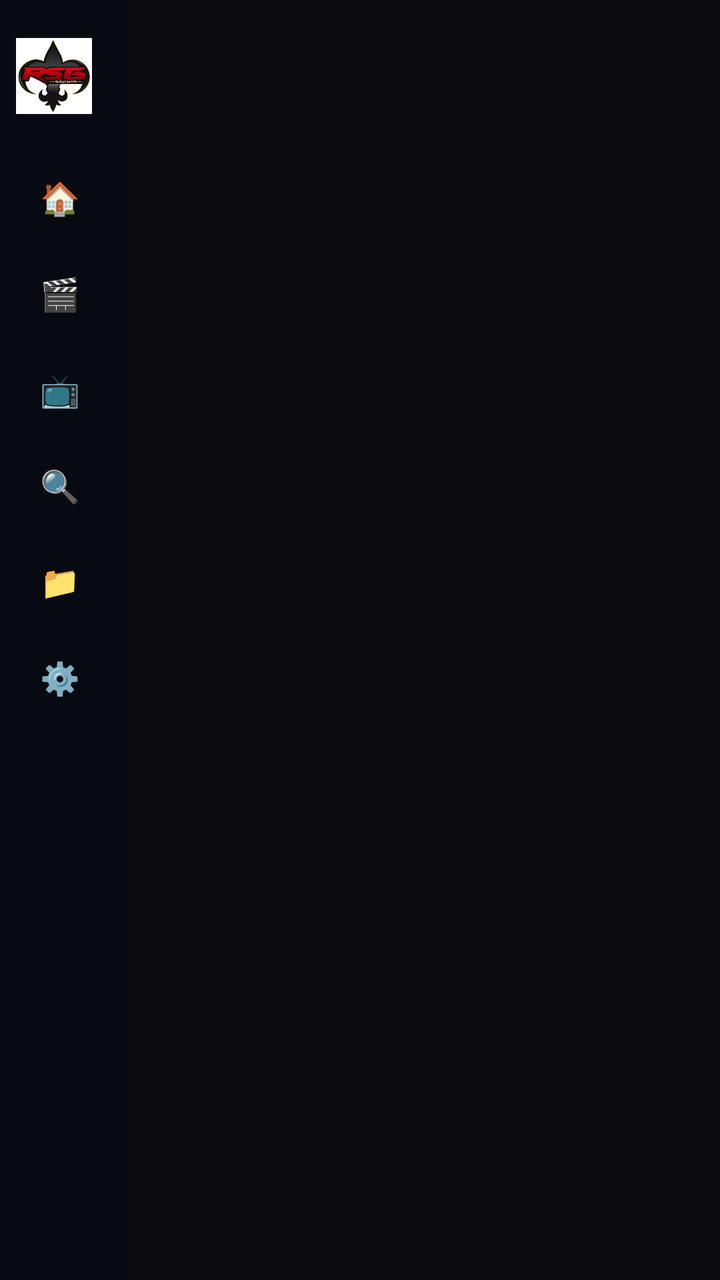
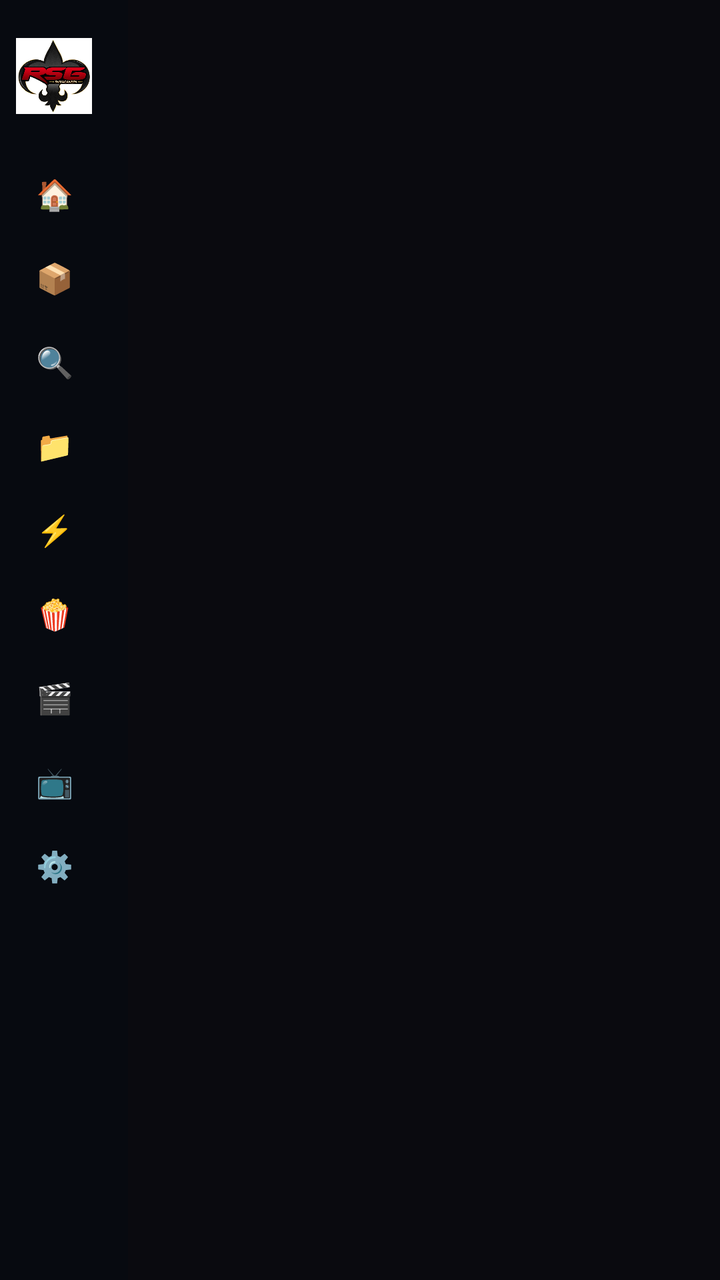

The first picture is an Android layout as it rendered before a commit; the second is the same layout after the commit. The layout source and the unified diff follow.
<!-- AndroidManifest.xml: application theme Theme.RSGMOVIES -->
<!-- res/layout/activity_main.xml -->
<?xml version="1.0" encoding="utf-8"?>
<LinearLayout xmlns:android="http://schemas.android.com/apk/res/android"
    android:layout_width="match_parent"
    android:layout_height="match_parent"
    android:orientation="horizontal"
    android:background="@color/background">

    
    <LinearLayout
        android:id="@+id/sidebar_container"
        android:layout_width="64dp"
        android:layout_height="match_parent"
        android:orientation="vertical"
        android:background="#070a10"
        android:paddingHorizontal="8dp"
        android:paddingTop="18dp"
        android:paddingBottom="16dp"
        android:elevation="8dp">

        
        <LinearLayout
            android:layout_width="match_parent"
            android:layout_height="40dp"
            android:orientation="horizontal"
            android:gravity="center_vertical"
            android:layout_marginBottom="20dp">

            <ImageView
                android:layout_width="38dp"
                android:layout_height="38dp"
                android:src="@drawable/coverlogo"
                android:scaleType="fitCenter" />

            <LinearLayout
                android:id="@+id/ll_brand_text"
                android:layout_width="wrap_content"
                android:layout_height="wrap_content"
                android:orientation="vertical"
                android:layout_marginStart="10dp"
                android:visibility="gone">

                <TextView
                    android:layout_width="wrap_content"
                    android:layout_height="wrap_content"
                    android:text="RSG"
                    android:textSize="15sp"
                    android:textStyle="bold"
                    android:textColor="@color/text_white" />

                <TextView
                    android:layout_width="wrap_content"
                    android:layout_height="wrap_content"
                    android:text="MOVIES"
                    android:textSize="9sp"
                    android:textStyle="bold"
                    android:textColor="@color/primary_light"
                    android:letterSpacing="0.1" />
            </LinearLayout>
        </LinearLayout>

        
        <LinearLayout
            android:layout_width="match_parent"
            android:layout_height="0dp"
            android:layout_weight="1"
            android:orientation="vertical">

            
            <LinearLayout
                android:id="@+id/nav_home"
                android:layout_width="match_parent"
                android:layout_height="42dp"
                android:orientation="horizontal"
                android:gravity="center_vertical"
                android:paddingHorizontal="12dp"
                android:background="@drawable/nav_item_selector"
                android:focusable="true"
                android:layout_marginBottom="6dp">

                <TextView
                    android:layout_width="wrap_content"
                    android:layout_height="wrap_content"
                    android:text="🏠"
                    android:textSize="16sp" />

                <TextView
                    android:id="@+id/tv_label_home"
                    android:layout_width="wrap_content"
                    android:layout_height="wrap_content"
                    android:text="Home"
                    android:textSize="13sp"
                    android:textStyle="bold"
                    android:textColor="@color/text_secondary"
                    android:layout_marginStart="14dp"
                    android:visibility="gone" />
            </LinearLayout>

            
            <LinearLayout
                android:id="@+id/nav_movies"
                android:layout_width="match_parent"
                android:layout_height="42dp"
                android:orientation="horizontal"
                android:gravity="center_vertical"
                android:paddingHorizontal="12dp"
                android:background="@drawable/nav_item_selector"
                android:focusable="true"
                android:layout_marginBottom="6dp">

                <TextView
                    android:layout_width="wrap_content"
                    android:layout_height="wrap_content"
                    android:text="🎬"
                    android:textSize="16sp" />

                <TextView
                    android:id="@+id/tv_label_movies"
                    android:layout_width="wrap_content"
                    android:layout_height="wrap_content"
                    android:text="Movies"
                    android:textSize="13sp"
                    android:textStyle="bold"
                    android:textColor="@color/text_secondary"
                    android:layout_marginStart="14dp"
                    android:visibility="gone" />
            </LinearLayout>

            
            <LinearLayout
                android:id="@+id/nav_series"
                android:layout_width="match_parent"
                android:layout_height="42dp"
                android:orientation="horizontal"
                android:gravity="center_vertical"
                android:paddingHorizontal="12dp"
                android:background="@drawable/nav_item_selector"
                android:focusable="true"
                android:layout_marginBottom="6dp">

                <TextView
                    android:layout_width="wrap_content"
                    android:layout_height="wrap_content"
                    android:text="📺"
                    android:textSize="16sp" />

                <TextView
                    android:id="@+id/tv_label_series"
                    android:layout_width="wrap_content"
                    android:layout_height="wrap_content"
                    android:text="Series"
                    android:textSize="13sp"
                    android:textStyle="bold"
                    android:textColor="@color/text_secondary"
                    android:layout_marginStart="14dp"
                    android:visibility="gone" />
            </LinearLayout>

            
            <LinearLayout
                android:id="@+id/nav_search"
                android:layout_width="match_parent"
                android:layout_height="42dp"
                android:orientation="horizontal"
                android:gravity="center_vertical"
                android:paddingHorizontal="12dp"
                android:background="@drawable/nav_item_selector"
                android:focusable="true"
                android:layout_marginBottom="6dp">

                <TextView
                    android:layout_width="wrap_content"
                    android:layout_height="wrap_content"
                    android:text="🔍"
                    android:textSize="16sp" />

                <TextView
                    android:id="@+id/tv_label_search"
                    android:layout_width="wrap_content"
                    android:layout_height="wrap_content"
                    android:text="Search"
                    android:textSize="13sp"
                    android:textStyle="bold"
                    android:textColor="@color/text_secondary"
                    android:layout_marginStart="14dp"
                    android:visibility="gone" />
            </LinearLayout>

            
            <LinearLayout
                android:id="@+id/nav_files"
                android:layout_width="match_parent"
                android:layout_height="42dp"
                android:orientation="horizontal"
                android:gravity="center_vertical"
                android:paddingHorizontal="12dp"
                android:background="@drawable/nav_item_selector"
                android:focusable="true"
                android:layout_marginBottom="6dp">

                <TextView
                    android:layout_width="wrap_content"
                    android:layout_height="wrap_content"
                    android:text="📁"
                    android:textSize="16sp" />

                <TextView
                    android:id="@+id/tv_label_files"
                    android:layout_width="wrap_content"
                    android:layout_height="wrap_content"
                    android:text="Files"
                    android:textSize="13sp"
                    android:textStyle="bold"
                    android:textColor="@color/text_secondary"
                    android:layout_marginStart="14dp"
                    android:visibility="gone" />
            </LinearLayout>

            
            <LinearLayout
                android:id="@+id/nav_settings"
                android:layout_width="match_parent"
                android:layout_height="42dp"
                android:orientation="horizontal"
                android:gravity="center_vertical"
                android:paddingHorizontal="12dp"
                android:background="@drawable/nav_item_selector"
                android:focusable="true"
                android:layout_marginBottom="6dp">

                <TextView
                    android:layout_width="wrap_content"
                    android:layout_height="wrap_content"
                    android:text="⚙️"
                    android:textSize="16sp" />

                <TextView
                    android:id="@+id/tv_label_settings"
                    android:layout_width="wrap_content"
                    android:layout_height="wrap_content"
                    android:text="Settings"
                    android:textSize="13sp"
                    android:textStyle="bold"
                    android:textColor="@color/text_secondary"
                    android:layout_marginStart="14dp"
                    android:visibility="gone" />
            </LinearLayout>
        </LinearLayout>
    </LinearLayout>

    
    <FrameLayout
        android:id="@+id/main_content_frame"
        android:layout_width="match_parent"
        android:layout_height="match_parent"
        android:background="@color/background" />

</LinearLayout>
<!-- resources referenced by this layout -->
<resources>
  <color name="background">#0a0a0f</color>
  <color name="primary_light">#3b82f6</color>
  <color name="text_secondary">#9ca3af</color>
  <color name="text_white">#ffffff</color>
  <!-- drawable coverlogo: jpg bitmap (drawable, 33036 bytes) -->
  <!-- drawable nav_item_selector (drawable) -->
  <?xml version="1.0" encoding="utf-8"?>
  <selector xmlns:android="http://schemas.android.com/apk/res/android">
      <item android:state_focused="true">
          <shape android:shape="rectangle">
              <solid android:color="@color/primary" />
              <corners android:radius="10dp" />
              <stroke android:width="1.5dp" android:color="@color/primary_light" />
          </shape>
      </item>
      <item android:state_selected="true">
          <shape android:shape="rectangle">
              <solid android:color="@color/focus_bg" />
              <corners android:radius="10dp" />
              <stroke android:width="1dp" android:color="@color/primary" />
          </shape>
      </item>
      <item>
          <shape android:shape="rectangle">
              <solid android:color="@android:color/transparent" />
              <corners android:radius="10dp" />
          </shape>
      </item>
  </selector>
  <style name="Theme.RSGMOVIES" parent="@style/Theme.Leanback">
          <item name="android:stateListAnimator">@null</item>
      </style>
  <color name="primary">#2563eb</color>
  <color name="focus_bg">#382563eb</color>
</resources>

<!-- the commit's change to res/layout/activity_main.xml (unified diff, before → after) -->
@@ -59,192 +59,290 @@
         </LinearLayout>
 
         
-        <LinearLayout
+        <ScrollView
             android:layout_width="match_parent"
             android:layout_height="0dp"
             android:layout_weight="1"
-            android:orientation="vertical">
-
-            
+            android:scrollbars="none"
+            android:fillViewport="true">
+
             <LinearLayout
-                android:id="@+id/nav_home"
                 android:layout_width="match_parent"
-                android:layout_height="42dp"
-                android:orientation="horizontal"
-                android:gravity="center_vertical"
-                android:paddingHorizontal="12dp"
-                android:background="@drawable/nav_item_selector"
-                android:focusable="true"
-                android:layout_marginBottom="6dp">
-
-                <TextView
-                    android:layout_width="wrap_content"
-                    android:layout_height="wrap_content"
-                    android:text="🏠"
-                    android:textSize="16sp" />
-
-                <TextView
-                    android:id="@+id/tv_label_home"
-                    android:layout_width="wrap_content"
-                    android:layout_height="wrap_content"
-                    android:text="Home"
-                    android:textSize="13sp"
-                    android:textStyle="bold"
-                    android:textColor="@color/text_secondary"
-                    android:layout_marginStart="14dp"
-                    android:visibility="gone" />
+                android:layout_height="wrap_content"
+                android:orientation="vertical">
+
+                
+                <LinearLayout
+                    android:id="@+id/nav_home"
+                    android:layout_width="match_parent"
+                    android:layout_height="38dp"
+                    android:orientation="horizontal"
+                    android:gravity="center_vertical"
+                    android:paddingHorizontal="10dp"
+                    android:background="@drawable/nav_item_selector"
+                    android:focusable="true"
+                    android:layout_marginBottom="4dp">
+
+                    <TextView
+                        android:layout_width="wrap_content"
+                        android:layout_height="wrap_content"
+                        android:text="🏠"
+                        android:textSize="15sp" />
+
+                    <TextView
+                        android:id="@+id/tv_label_home"
+                        android:layout_width="wrap_content"
+                        android:layout_height="wrap_content"
+                        android:text="Home"
+                        android:textSize="12.5sp"
+                        android:textStyle="bold"
+                        android:textColor="@color/text_secondary"
+                        android:layout_marginStart="14dp"
+                        android:visibility="gone" />
+                </LinearLayout>
+
+                
+                <LinearLayout
+                    android:id="@+id/nav_moviebox"
+                    android:layout_width="match_parent"
+                    android:layout_height="38dp"
+                    android:orientation="horizontal"
+                    android:gravity="center_vertical"
+                    android:paddingHorizontal="10dp"
+                    android:background="@drawable/nav_item_selector"
+                    android:focusable="true"
+                    android:layout_marginBottom="4dp">
+
+                    <TextView
+                        android:layout_width="wrap_content"
+                        android:layout_height="wrap_content"
+                        android:text="📦"
+                        android:textSize="15sp" />
+
+                    <TextView
+                        android:id="@+id/tv_label_moviebox"
+                        android:layout_width="wrap_content"
+                        android:layout_height="wrap_content"
+                        android:text="Moviebox"
+                        android:textSize="12.5sp"
+                        android:textStyle="bold"
+                        android:textColor="@color/text_secondary"
+                        android:layout_marginStart="14dp"
+                        android:visibility="gone" />
+                </LinearLayout>
+
+                
+                <LinearLayout
+                    android:id="@+id/nav_search"
+                    android:layout_width="match_parent"
+                    android:layout_height="38dp"
+                    android:orientation="horizontal"
+                    android:gravity="center_vertical"
+                    android:paddingHorizontal="10dp"
+                    android:background="@drawable/nav_item_selector"
+                    android:focusable="true"
+                    android:layout_marginBottom="4dp">
+
+                    <TextView
+                        android:layout_width="wrap_content"
+                        android:layout_height="wrap_content"
+                        android:text="🔍"
+                        android:textSize="15sp" />
+
+                    <TextView
+                        android:id="@+id/tv_label_search"
+                        android:layout_width="wrap_content"
+                        android:layout_height="wrap_content"
+                        android:text="Search"
+                        android:textSize="12.5sp"
+                        android:textStyle="bold"
+                        android:textColor="@color/text_secondary"
+                        android:layout_marginStart="14dp"
+                        android:visibility="gone" />
+                </LinearLayout>
+
+                
+                <LinearLayout
+                    android:id="@+id/nav_files"
+                    android:layout_width="match_parent"
+                    android:layout_height="38dp"
+                    android:orientation="horizontal"
+                    android:gravity="center_vertical"
+                    android:paddingHorizontal="10dp"
+                    android:background="@drawable/nav_item_selector"
+                    android:focusable="true"
+                    android:layout_marginBottom="4dp">
+
+                    <TextView
+                        android:layout_width="wrap_content"
+                        android:layout_height="wrap_content"
+                        android:text="📁"
+                        android:textSize="15sp" />
+
+                    <TextView
+                        android:id="@+id/tv_label_files"
+                        android:layout_width="wrap_content"
+                        android:layout_height="wrap_content"
+                        android:text="Files"
+                        android:textSize="12.5sp"
+                        android:textStyle="bold"
+                        android:textColor="@color/text_secondary"
+                        android:layout_marginStart="14dp"
+                        android:visibility="gone" />
+                </LinearLayout>
+
+                
+                <LinearLayout
+                    android:id="@+id/nav_tamilmv"
+                    android:layout_width="match_parent"
+                    android:layout_height="38dp"
+                    android:orientation="horizontal"
+                    android:gravity="center_vertical"
+                    android:paddingHorizontal="10dp"
+                    android:background="@drawable/nav_item_selector"
+                    android:focusable="true"
+                    android:layout_marginBottom="4dp">
+
+                    <TextView
+                        android:layout_width="wrap_content"
+                        android:layout_height="wrap_content"
+                        android:text="⚡"
+                        android:textSize="15sp" />
+
+                    <TextView
+                        android:id="@+id/tv_label_tamilmv"
+                        android:layout_width="wrap_content"
+                        android:layout_height="wrap_content"
+                        android:text="Tamilmv"
+                        android:textSize="12.5sp"
+                        android:textStyle="bold"
+                        android:textColor="@color/text_secondary"
+                        android:layout_marginStart="14dp"
+                        android:visibility="gone" />
+                </LinearLayout>
+
+                
+                <LinearLayout
+                    android:id="@+id/nav_movierulz"
+                    android:layout_width="match_parent"
+                    android:layout_height="38dp"
+                    android:orientation="horizontal"
+                    android:gravity="center_vertical"
+                    android:paddingHorizontal="10dp"
+                    android:background="@drawable/nav_item_selector"
+                    android:focusable="true"
+                    android:layout_marginBottom="4dp">
+
+                    <TextView
+                        android:layout_width="wrap_content"
+                        android:layout_height="wrap_content"
+                        android:text="🍿"
+                        android:textSize="15sp" />
+
+                    <TextView
+                        android:id="@+id/tv_label_movierulz"
+                        android:layout_width="wrap_content"
+                        android:layout_height="wrap_content"
+                        android:text="Movierulz"
+                        android:textSize="12.5sp"
+                        android:textStyle="bold"
+                        android:textColor="@color/text_secondary"
+                        android:layout_marginStart="14dp"
+                        android:visibility="gone" />
+                </LinearLayout>
+
+                
+                <LinearLayout
+                    android:id="@+id/nav_movies"
+                    android:layout_width="match_parent"
+                    android:layout_height="38dp"
+                    android:orientation="horizontal"
+                    android:gravity="center_vertical"
+                    android:paddingHorizontal="10dp"
+                    android:background="@drawable/nav_item_selector"
+                    android:focusable="true"
+                    android:layout_marginBottom="4dp">
+
+                    <TextView
+                        android:layout_width="wrap_content"
+                        android:layout_height="wrap_content"
+                        android:text="🎬"
+                        android:textSize="15sp" />
+
+                    <TextView
+                        android:id="@+id/tv_label_movies"
+                        android:layout_width="wrap_content"
+                        android:layout_height="wrap_content"
+                        android:text="Movies"
+                        android:textSize="12.5sp"
+                        android:textStyle="bold"
+                        android:textColor="@color/text_secondary"
+                        android:layout_marginStart="14dp"
+                        android:visibility="gone" />
+                </LinearLayout>
+
+                
+                <LinearLayout
+                    android:id="@+id/nav_series"
+                    android:layout_width="match_parent"
+                    android:layout_height="38dp"
+                    android:orientation="horizontal"
+                    android:gravity="center_vertical"
+                    android:paddingHorizontal="10dp"
+                    android:background="@drawable/nav_item_selector"
+                    android:focusable="true"
+                    android:layout_marginBottom="4dp">
+
+                    <TextView
+                        android:layout_width="wrap_content"
+                        android:layout_height="wrap_content"
+                        android:text="📺"
+                        android:textSize="15sp" />
+
+                    <TextView
+                        android:id="@+id/tv_label_series"
+                        android:layout_width="wrap_content"
+                        android:layout_height="wrap_content"
+                        android:text="Series"
+                        android:textSize="12.5sp"
+                        android:textStyle="bold"
+                        android:textColor="@color/text_secondary"
+                        android:layout_marginStart="14dp"
+                        android:visibility="gone" />
+                </LinearLayout>
+
+                
+                <LinearLayout
+                    android:id="@+id/nav_settings"
+                    android:layout_width="match_parent"
+                    android:layout_height="38dp"
+                    android:orientation="horizontal"
+                    android:gravity="center_vertical"
+                    android:paddingHorizontal="10dp"
+                    android:background="@drawable/nav_item_selector"
+                    android:focusable="true"
+                    android:layout_marginBottom="4dp">
+
+                    <TextView
+                        android:layout_width="wrap_content"
+                        android:layout_height="wrap_content"
+                        android:text="⚙️"
+                        android:textSize="15sp" />
+
+                    <TextView
+                        android:id="@+id/tv_label_settings"
+                        android:layout_width="wrap_content"
+                        android:layout_height="wrap_content"
+                        android:text="Settings"
+                        android:textSize="12.5sp"
+                        android:textStyle="bold"
+                        android:textColor="@color/text_secondary"
+                        android:layout_marginStart="14dp"
+                        android:visibility="gone" />
+                </LinearLayout>
+
             </LinearLayout>
-
-            
-            <LinearLayout
-                android:id="@+id/nav_movies"
-                android:layout_width="match_parent"
-                android:layout_height="42dp"
-                android:orientation="horizontal"
-                android:gravity="center_vertical"
-                android:paddingHorizontal="12dp"
-                android:background="@drawable/nav_item_selector"
-                android:focusable="true"
-                android:layout_marginBottom="6dp">
-
-                <TextView
-                    android:layout_width="wrap_content"
-                    android:layout_height="wrap_content"
-                    android:text="🎬"
-                    android:textSize="16sp" />
-
-                <TextView
-                    android:id="@+id/tv_label_movies"
-                    android:layout_width="wrap_content"
-                    android:layout_height="wrap_content"
-                    android:text="Movies"
-                    android:textSize="13sp"
-                    android:textStyle="bold"
-                    android:textColor="@color/text_secondary"
-                    android:layout_marginStart="14dp"
-                    android:visibility="gone" />
-            </LinearLayout>
-
-            
-            <LinearLayout
-                android:id="@+id/nav_series"
-                android:layout_width="match_parent"
-                android:layout_height="42dp"
-                android:orientation="horizontal"
-                android:gravity="center_vertical"
-                android:paddingHorizontal="12dp"
-                android:background="@drawable/nav_item_selector"
-                android:focusable="true"
-                android:layout_marginBottom="6dp">
-
-                <TextView
-                    android:layout_width="wrap_content"
-                    android:layout_height="wrap_content"
-                    android:text="📺"
-                    android:textSize="16sp" />
-
-                <TextView
-                    android:id="@+id/tv_label_series"
-                    android:layout_width="wrap_content"
-                    android:layout_height="wrap_content"
-                    android:text="Series"
-                    android:textSize="13sp"
-                    android:textStyle="bold"
-                    android:textColor="@color/text_secondary"
-                    android:layout_marginStart="14dp"
-                    android:visibility="gone" />
-            </LinearLayout>
-
-            
-            <LinearLayout
-                android:id="@+id/nav_search"
-                android:layout_width="match_parent"
-                android:layout_height="42dp"
-                android:orientation="horizontal"
-                android:gravity="center_vertical"
-                android:paddingHorizontal="12dp"
-                android:background="@drawable/nav_item_selector"
-                android:focusable="true"
-                android:layout_marginBottom="6dp">
-
-                <TextView
-                    android:layout_width="wrap_content"
-                    android:layout_height="wrap_content"
-                    android:text="🔍"
-                    android:textSize="16sp" />
-
-                <TextView
-                    android:id="@+id/tv_label_search"
-                    android:layout_width="wrap_content"
-                    android:layout_height="wrap_content"
-                    android:text="Search"
-                    android:textSize="13sp"
-                    android:textStyle="bold"
-                    android:textColor="@color/text_secondary"
-                    android:layout_marginStart="14dp"
-                    android:visibility="gone" />
-            </LinearLayout>
-
-            
-            <LinearLayout
-                android:id="@+id/nav_files"
-                android:layout_width="match_parent"
-                android:layout_height="42dp"
-                android:orientation="horizontal"
-                android:gravity="center_vertical"
-                android:paddingHorizontal="12dp"
-                android:background="@drawable/nav_item_selector"
-                android:focusable="true"
-                android:layout_marginBottom="6dp">
-
-                <TextView
-                    android:layout_width="wrap_content"
-                    android:layout_height="wrap_content"
-                    android:text="📁"
-                    android:textSize="16sp" />
-
-                <TextView
-                    android:id="@+id/tv_label_files"
-                    android:layout_width="wrap_content"
-                    android:layout_height="wrap_content"
-                    android:text="Files"
-                    android:textSize="13sp"
-                    android:textStyle="bold"
-                    android:textColor="@color/text_secondary"
-                    android:layout_marginStart="14dp"
-                    android:visibility="gone" />
-            </LinearLayout>
-
-            
-            <LinearLayout
-                android:id="@+id/nav_settings"
-                android:layout_width="match_parent"
-                android:layout_height="42dp"
-                android:orientation="horizontal"
-                android:gravity="center_vertical"
-                android:paddingHorizontal="12dp"
-                android:background="@drawable/nav_item_selector"
-                android:focusable="true"
-                android:layout_marginBottom="6dp">
-
-                <TextView
-                    android:layout_width="wrap_content"
-                    android:layout_height="wrap_content"
-                    android:text="⚙️"
-                    android:textSize="16sp" />
-
-                <TextView
-                    android:id="@+id/tv_label_settings"
-                    android:layout_width="wrap_content"
-                    android:layout_height="wrap_content"
-                    android:text="Settings"
-                    android:textSize="13sp"
-                    android:textStyle="bold"
-                    android:textColor="@color/text_secondary"
-                    android:layout_marginStart="14dp"
-                    android:visibility="gone" />
-            </LinearLayout>
-        </LinearLayout>
+        </ScrollView>
     </LinearLayout>
 
     
